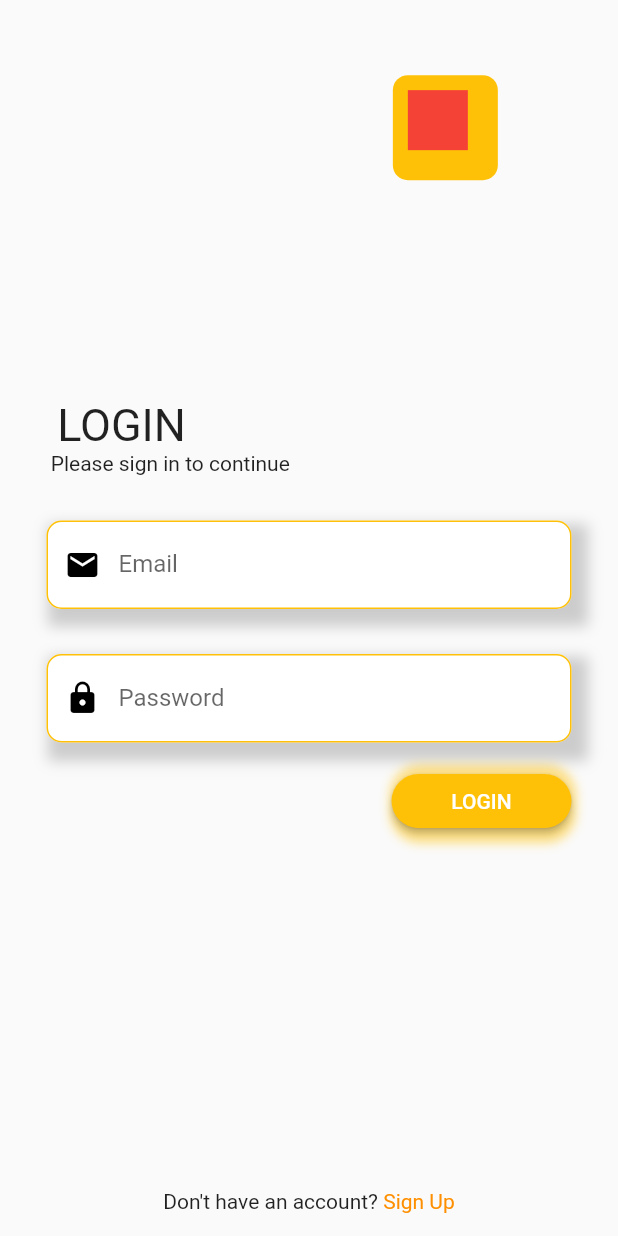
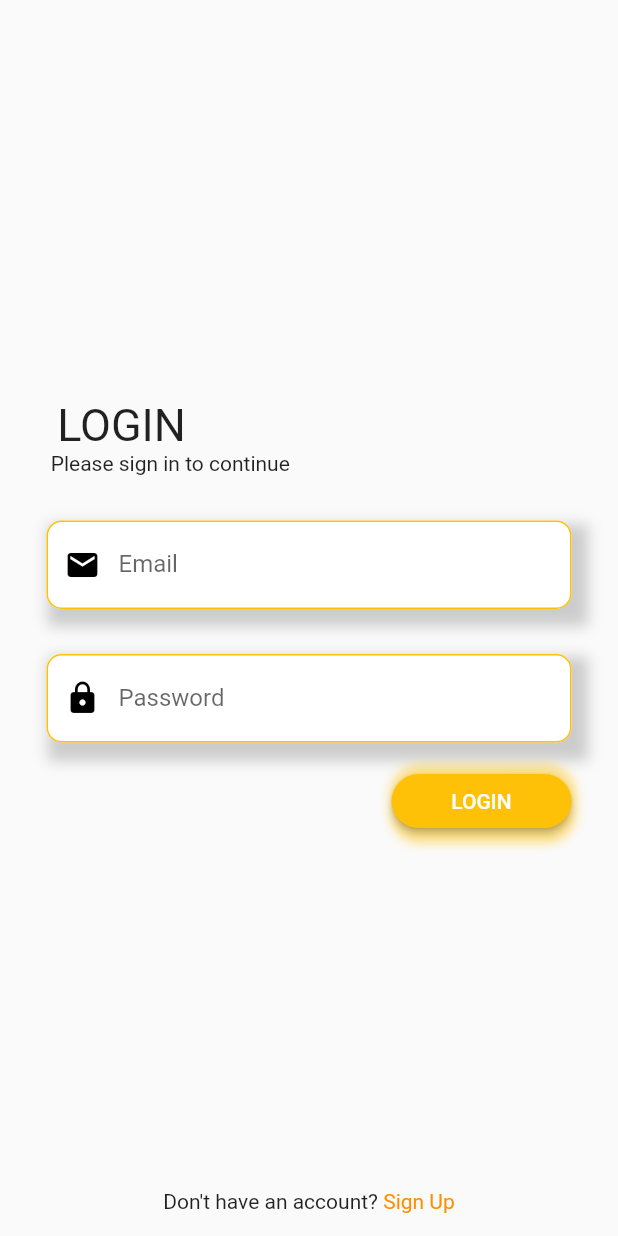
Before and after one commit to rianjanuarian/Project-PlayStore, a Flutter app: the screen it shows after launch, on a phone screen of 412 x 824 dp. Run offline on Flutter 3.47's test engine with Material 2 defaults, Android fonts, the phone set to English and light mode, and no system bars; our stand-ins replace bloc, firebase_auth, firebase_core, flutter_bloc, get, google_fonts and 2 more; accounts and stored records are empty; Roboto replaces fonts that are missing (Rowdies).

Commit message:
Update login_page.dart

```diff
--- a/online_shop/online_shop/lib/ui/login_page.dart
+++ b/online_shop/online_shop/lib/ui/login_page.dart
@@ -21,37 +21,37 @@ class LoginPage extends StatelessWidget {
           //   ),
           // ),
 
-          Padding(
-            padding: const EdgeInsets.all(50.10),
-            child: Align(
-              alignment: Alignment.topRight,
-              child: SizedBox(
-                width: 100,
-                height: 100,
-                child: Stack(
-                  children: [
-                    SizedBox(
-                      width: 70,
-                      height: 70,
-                      child: Container(
-                        decoration: BoxDecoration(
-                            color: Colors.amber,
-                            borderRadius: BorderRadius.circular(10)),
-                      ),
-                    ),
-                    SizedBox(
-                      width: 60,
-                      height: 60,
-                      child: Container(
-                        margin: EdgeInsets.all(10),
-                        decoration: BoxDecoration(color: Colors.red),
-                      ),
-                    ),
-                  ],
-                ),
-              ),
-            ),
-          ),
+          // Padding(
+          //   padding: const EdgeInsets.all(50.10),
+          //   child: Align(
+          //     alignment: Alignment.topRight,
+          //     child: SizedBox(
+          //       width: 100,
+          //       height: 100,
+          //       child: Stack(
+          //         children: [
+          //           SizedBox(
+          //             width: 90,
+          //             height: 90,
+          //             child: Container(
+          //               decoration: BoxDecoration(
+          //                   color: Colors.amber,
+          //                   borderRadius: BorderRadius.circular(10)),
+          //             ),
+          //           ),
+          //           SizedBox(
+          //             width: 80,
+          //             height: 80,
+          //             child: Container(
+          //               margin: EdgeInsets.all(10),
+          //               decoration: BoxDecoration(color: Colors.red),
+          //             ),
+          //           ),
+          //         ],
+          //       ),
+          //     ),
+          //   ),
+          // ),
           Center(
             child: Column(
               mainAxisAlignment: MainAxisAlignment.center,
```
